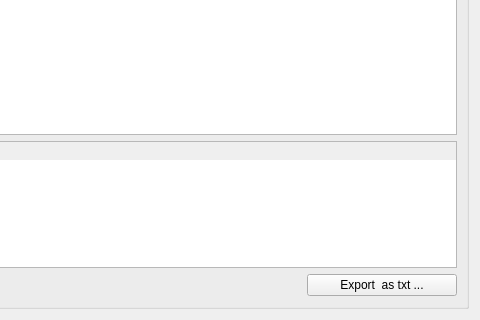
This is braphy/gui/ui_files/group_averages_widget.ui in softmatterlab/Braph-2.0-Python as Qt 5 draws it before an edit; both pictures show x 398 to 878 and y 480 to 800 of the 878 by 800 pixel window. The edited form follows.
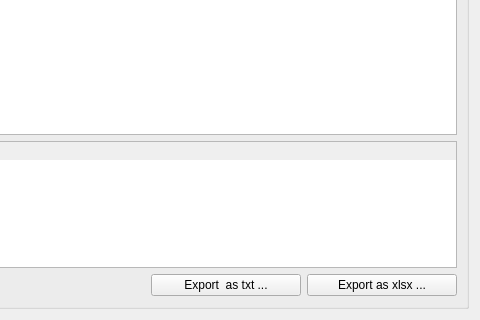
This is the edited form.

Commit message: Add xlsx as format for exporting group cmoparison

```diff
--- a/braphy/gui/ui_files/group_averages_widget.ui
+++ b/braphy/gui/ui_files/group_averages_widget.ui
@@ -135,6 +135,25 @@
           </property>
          </widget>
         </item>
+        <item>
+         <widget class="QPushButton" name="btnExportXlsx">
+          <property name="sizePolicy">
+           <sizepolicy hsizetype="Fixed" vsizetype="Fixed">
+            <horstretch>0</horstretch>
+            <verstretch>0</verstretch>
+           </sizepolicy>
+          </property>
+          <property name="minimumSize">
+           <size>
+            <width>150</width>
+            <height>0</height>
+           </size>
+          </property>
+          <property name="text">
+           <string>Export as xlsx ...</string>
+          </property>
+         </widget>
+        </item>
        </layout>
       </item>
      </layout>
```
The commit also changes 2 other files.
